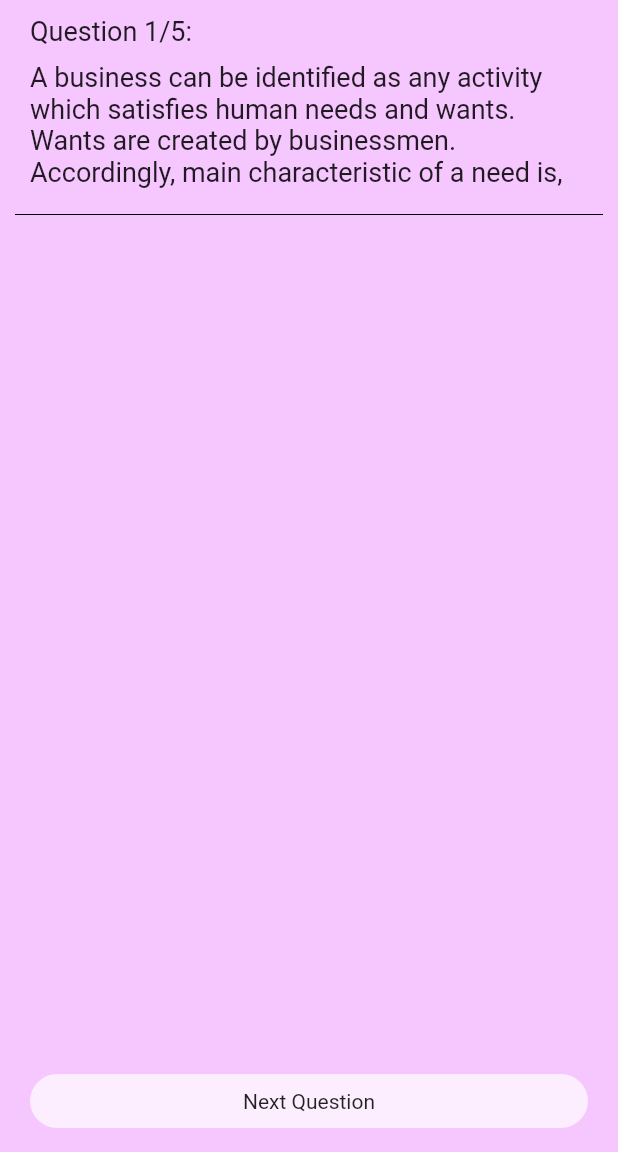
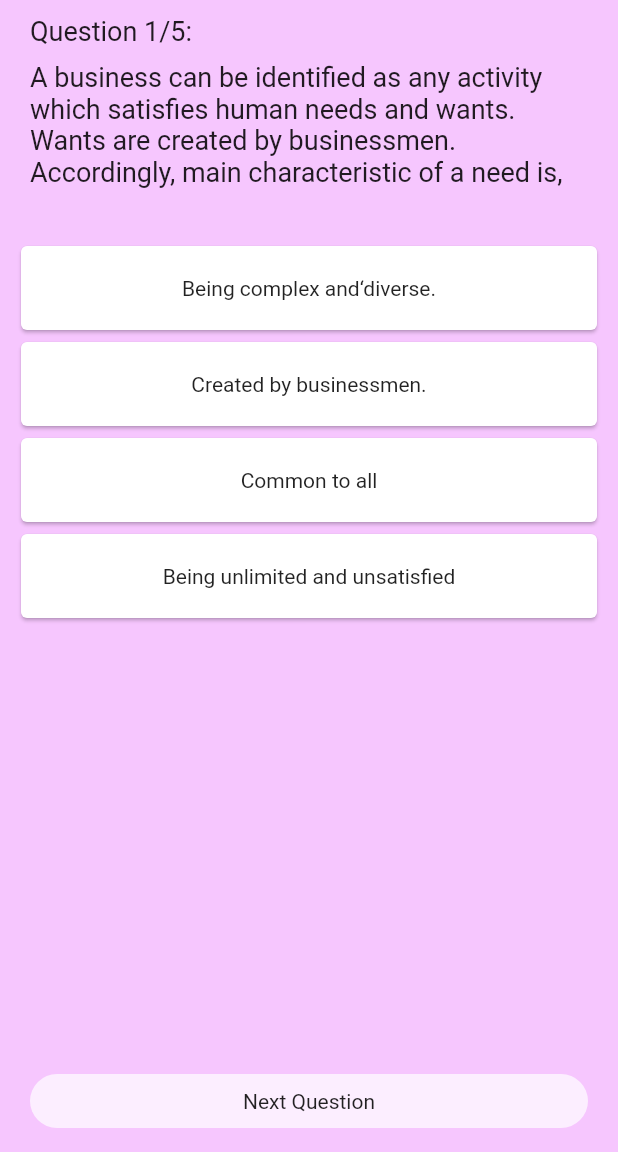
Before and after one commit to Chamidilshan/Quiz_app, a Flutter app: the screen it shows after launch, on a phone screen of 412 x 824 dp, the part 84-1236 px from its top. Run offline on Flutter 3.47's test engine with Material 2 defaults, Android fonts, the light colour scheme and no system bars.

Commit message:
added question options widget

```diff
--- a/lib/pages/home_screen.dart
+++ b/lib/pages/home_screen.dart
@@ -1,4 +1,5 @@
 import 'package:commerce_quiz_qpp/widgets/next_button_widget.dart';
+import 'package:commerce_quiz_qpp/widgets/options_widget.dart';
 import 'package:commerce_quiz_qpp/widgets/question_widget.dart';
 import 'package:flutter/material.dart';
 import 'package:commerce_quiz_qpp/constants/constants.dart';
@@ -16,7 +17,7 @@ class _HomePageState extends State<HomePage> {
   int index = 0;
 
   void showNextQuestion(){
-    if(index + 1 == _qestions.length){
+    if(index + 1 == _questions.length){
       return;
     } else{
       setState(() {
@@ -25,7 +26,7 @@ class _HomePageState extends State<HomePage> {
     }
   }
 
-  List<Question> _qestions = [
+  List<Question> _questions = [
     Question(
         id: '10',
         text: 'A business can be identified as any activity which satisfies '
@@ -98,11 +99,16 @@ class _HomePageState extends State<HomePage> {
         child: Column(
           children: [
             QuestionWidget(
-                question: _qestions[index].text,
+                question: _questions[index].text,
                 indexAction: index,
-                totalQuestions: _qestions.length
+                totalQuestions: _questions.length
             ),
-            Divider(color: Colors.black,)
+            //Divider(color: Colors.black,),
+            SizedBox(
+              height: 25.0,
+            ),
+            for(int i=0; i<_questions[index].options.length; i++)
+              OptionCard(option: _questions[index].options.keys.toList()[i])
           ],
         ),
       ),
--- /dev/null
+++ b/lib/widgets/options_widget.dart
@@ -0,0 +1,24 @@
+import 'package:flutter/material.dart';
+
+class OptionCard extends StatelessWidget {
+  const OptionCard({Key? key, required this.option}) : super(key: key);
+
+  final String option;
+
+  @override
+  Widget build(BuildContext context) {
+    return Card(
+      child: ListTile(
+        title:(
+            Text(
+              option,
+              textAlign: TextAlign.center,
+              style: TextStyle(
+                fontSize: 14.0,
+              ),
+            )
+        ),
+      ),
+    );
+  }
+}
```
